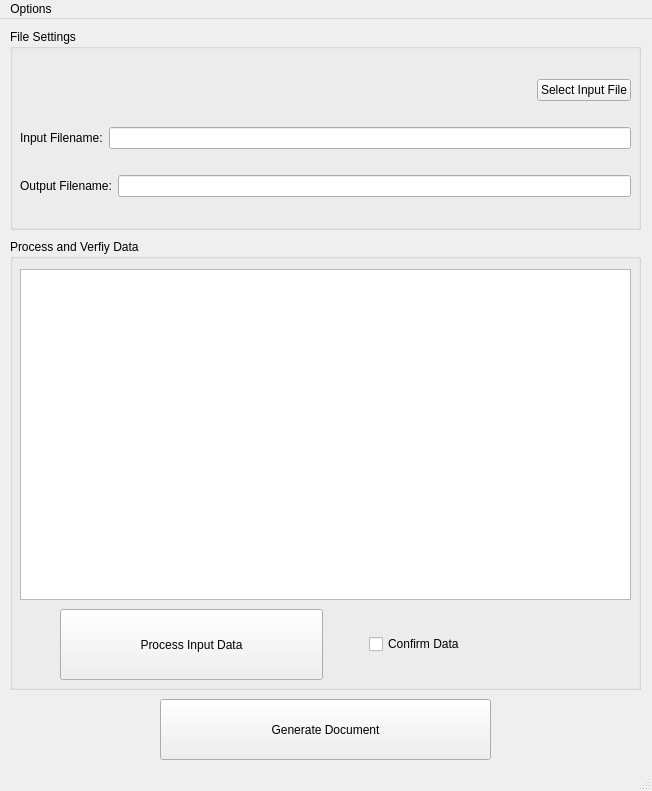
dom-gasperini/PWP-DocuGen, file MainWindow.ui: the form before one commit.
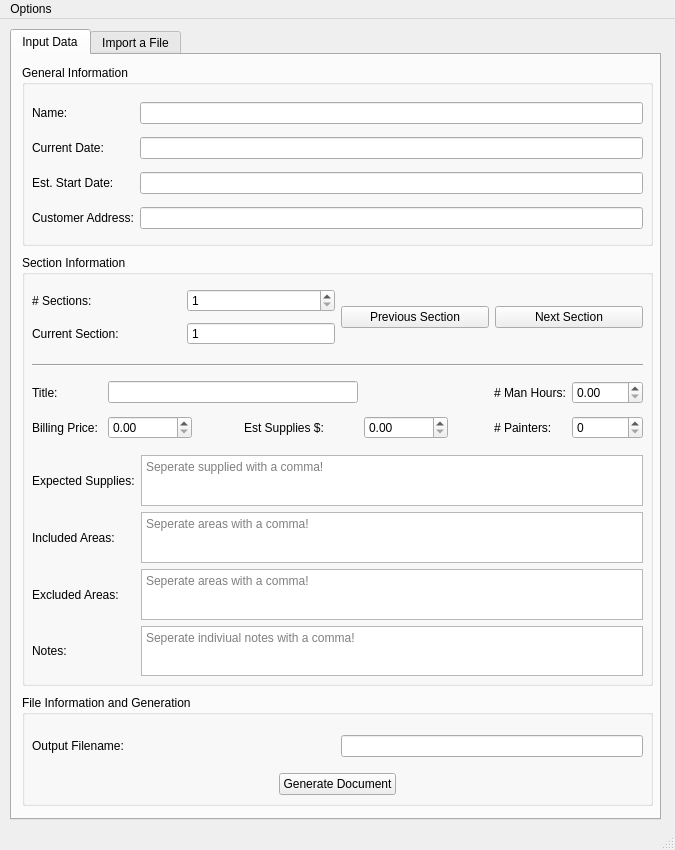
The form after the commit.

Diff of the .ui file:
```diff
--- a/MainWindow.ui
+++ b/MainWindow.ui
@@ -6,14 +6,556 @@
    <rect>
     <x>0</x>
     <y>0</y>
-    <width>652</width>
-    <height>791</height>
+    <width>675</width>
+    <height>850</height>
    </rect>
   </property>
+  <property name="minimumSize">
+   <size>
+    <width>675</width>
+    <height>850</height>
+   </size>
+  </property>
+  <property name="maximumSize">
+   <size>
+    <width>675</width>
+    <height>850</height>
+   </size>
+  </property>
   <property name="windowTitle">
    <string>MainWindow</string>
   </property>
   <widget class="QWidget" name="centralwidget">
+   <widget class="QTabWidget" name="tabWidget">
+    <property name="geometry">
+     <rect>
+      <x>10</x>
+      <y>10</y>
+      <width>651</width>
+      <height>791</height>
+     </rect>
+    </property>
+    <property name="currentIndex">
+     <number>0</number>
+    </property>
+    <widget class="QWidget" name="tab">
+     <attribute name="title">
+      <string>Input Data</string>
+     </attribute>
+     <widget class="QGroupBox" name="groupBox_3">
+      <property name="geometry">
+       <rect>
+        <x>10</x>
+        <y>10</y>
+        <width>631</width>
+        <height>181</height>
+       </rect>
+      </property>
+      <property name="title">
+       <string>General Information</string>
+      </property>
+      <widget class="QWidget" name="">
+       <property name="geometry">
+        <rect>
+         <x>10</x>
+         <y>30</y>
+         <width>611</width>
+         <height>141</height>
+        </rect>
+       </property>
+       <layout class="QGridLayout" name="gridLayout_7">
+        <item row="0" column="0">
+         <widget class="QLabel" name="nameLbl">
+          <property name="text">
+           <string>Name:</string>
+          </property>
+         </widget>
+        </item>
+        <item row="0" column="1">
+         <widget class="QLineEdit" name="nameText"/>
+        </item>
+        <item row="1" column="0">
+         <widget class="QLabel" name="currentDateLbl">
+          <property name="text">
+           <string>Current Date:</string>
+          </property>
+         </widget>
+        </item>
+        <item row="1" column="1">
+         <widget class="QLineEdit" name="currentDateText"/>
+        </item>
+        <item row="2" column="0">
+         <widget class="QLabel" name="estStartDateLbl">
+          <property name="text">
+           <string>Est. Start Date:</string>
+          </property>
+         </widget>
+        </item>
+        <item row="2" column="1">
+         <widget class="QLineEdit" name="estStartDateText"/>
+        </item>
+        <item row="3" column="0">
+         <widget class="QLabel" name="customerAddressLbl">
+          <property name="text">
+           <string>Customer Address:</string>
+          </property>
+         </widget>
+        </item>
+        <item row="3" column="1">
+         <widget class="QLineEdit" name="customerAddressText"/>
+        </item>
+       </layout>
+      </widget>
+     </widget>
+     <widget class="QGroupBox" name="groupBox_4">
+      <property name="geometry">
+       <rect>
+        <x>10</x>
+        <y>200</y>
+        <width>631</width>
+        <height>431</height>
+       </rect>
+      </property>
+      <property name="title">
+       <string>Section Information</string>
+      </property>
+      <widget class="Line" name="line">
+       <property name="geometry">
+        <rect>
+         <x>10</x>
+         <y>100</y>
+         <width>611</width>
+         <height>20</height>
+        </rect>
+       </property>
+       <property name="orientation">
+        <enum>Qt::Horizontal</enum>
+       </property>
+      </widget>
+      <widget class="QWidget" name="">
+       <property name="geometry">
+        <rect>
+         <x>10</x>
+         <y>120</y>
+         <width>611</width>
+         <height>71</height>
+        </rect>
+       </property>
+       <layout class="QGridLayout" name="gridLayout_4">
+        <item row="1" column="4">
+         <widget class="QLabel" name="estSuppliesCostLbl">
+          <property name="sizePolicy">
+           <sizepolicy hsizetype="MinimumExpanding" vsizetype="Preferred">
+            <horstretch>0</horstretch>
+            <verstretch>0</verstretch>
+           </sizepolicy>
+          </property>
+          <property name="text">
+           <string>Est Supplies $:</string>
+          </property>
+         </widget>
+        </item>
+        <item row="1" column="5">
+         <widget class="QDoubleSpinBox" name="estSuppliesCostSbx">
+          <property name="sizePolicy">
+           <sizepolicy hsizetype="MinimumExpanding" vsizetype="Fixed">
+            <horstretch>0</horstretch>
+            <verstretch>0</verstretch>
+           </sizepolicy>
+          </property>
+          <property name="maximum">
+           <double>999999.000000000000000</double>
+          </property>
+         </widget>
+        </item>
+        <item row="1" column="7">
+         <widget class="QLabel" name="numPaintersLbl">
+          <property name="sizePolicy">
+           <sizepolicy hsizetype="MinimumExpanding" vsizetype="Preferred">
+            <horstretch>0</horstretch>
+            <verstretch>0</verstretch>
+           </sizepolicy>
+          </property>
+          <property name="text">
+           <string># Painters:</string>
+          </property>
+         </widget>
+        </item>
+        <item row="1" column="1" colspan="2">
+         <widget class="QDoubleSpinBox" name="billingPriceSbx">
+          <property name="sizePolicy">
+           <sizepolicy hsizetype="MinimumExpanding" vsizetype="Fixed">
+            <horstretch>0</horstretch>
+            <verstretch>0</verstretch>
+           </sizepolicy>
+          </property>
+          <property name="maximum">
+           <double>999999.000000000000000</double>
+          </property>
+         </widget>
+        </item>
+        <item row="0" column="8">
+         <widget class="QDoubleSpinBox" name="numManHoursSbx">
+          <property name="maximum">
+           <double>9999.000000000000000</double>
+          </property>
+         </widget>
+        </item>
+        <item row="1" column="6">
+         <spacer name="horizontalSpacer_5">
+          <property name="orientation">
+           <enum>Qt::Horizontal</enum>
+          </property>
+          <property name="sizeType">
+           <enum>QSizePolicy::Minimum</enum>
+          </property>
+          <property name="sizeHint" stdset="0">
+           <size>
+            <width>40</width>
+            <height>20</height>
+           </size>
+          </property>
+         </spacer>
+        </item>
+        <item row="0" column="0">
+         <widget class="QLabel" name="titleLbl">
+          <property name="text">
+           <string>Title:</string>
+          </property>
+         </widget>
+        </item>
+        <item row="1" column="0">
+         <widget class="QLabel" name="billingPriceLbl">
+          <property name="sizePolicy">
+           <sizepolicy hsizetype="MinimumExpanding" vsizetype="Preferred">
+            <horstretch>0</horstretch>
+            <verstretch>0</verstretch>
+           </sizepolicy>
+          </property>
+          <property name="text">
+           <string>Billing Price:</string>
+          </property>
+         </widget>
+        </item>
+        <item row="0" column="7">
+         <widget class="QLabel" name="numManHoursLbl">
+          <property name="text">
+           <string># Man Hours:</string>
+          </property>
+         </widget>
+        </item>
+        <item row="1" column="8">
+         <widget class="QSpinBox" name="numPaintersSbx">
+          <property name="sizePolicy">
+           <sizepolicy hsizetype="MinimumExpanding" vsizetype="Fixed">
+            <horstretch>0</horstretch>
+            <verstretch>0</verstretch>
+           </sizepolicy>
+          </property>
+         </widget>
+        </item>
+        <item row="1" column="3">
+         <spacer name="horizontalSpacer_9">
+          <property name="orientation">
+           <enum>Qt::Horizontal</enum>
+          </property>
+          <property name="sizeType">
+           <enum>QSizePolicy::Minimum</enum>
+          </property>
+          <property name="sizeHint" stdset="0">
+           <size>
+            <width>40</width>
+            <height>20</height>
+           </size>
+          </property>
+         </spacer>
+        </item>
+        <item row="0" column="1" colspan="4">
+         <widget class="QLineEdit" name="titleText">
+          <property name="sizePolicy">
+           <sizepolicy hsizetype="Maximum" vsizetype="Fixed">
+            <horstretch>0</horstretch>
+            <verstretch>0</verstretch>
+           </sizepolicy>
+          </property>
+          <property name="minimumSize">
+           <size>
+            <width>250</width>
+            <height>0</height>
+           </size>
+          </property>
+         </widget>
+        </item>
+        <item row="0" column="5">
+         <spacer name="horizontalSpacer_10">
+          <property name="orientation">
+           <enum>Qt::Horizontal</enum>
+          </property>
+          <property name="sizeType">
+           <enum>QSizePolicy::Minimum</enum>
+          </property>
+          <property name="sizeHint" stdset="0">
+           <size>
+            <width>40</width>
+            <height>20</height>
+           </size>
+          </property>
+         </spacer>
+        </item>
+        <item row="0" column="6">
+         <spacer name="horizontalSpacer_11">
+          <property name="orientation">
+           <enum>Qt::Horizontal</enum>
+          </property>
+          <property name="sizeType">
+           <enum>QSizePolicy::Minimum</enum>
+          </property>
+          <property name="sizeHint" stdset="0">
+           <size>
+            <width>40</width>
+            <height>20</height>
+           </size>
+          </property>
+         </spacer>
+        </item>
+       </layout>
+      </widget>
+      <widget class="QWidget" name="">
+       <property name="geometry">
+        <rect>
+         <x>10</x>
+         <y>200</y>
+         <width>611</width>
+         <height>221</height>
+        </rect>
+       </property>
+       <layout class="QGridLayout" name="gridLayout_5">
+        <item row="2" column="1">
+         <widget class="QTextEdit" name="excludedAreasText">
+          <property name="placeholderText">
+           <string>Seperate areas with a comma!</string>
+          </property>
+         </widget>
+        </item>
+        <item row="1" column="1">
+         <widget class="QTextEdit" name="includedAreasText">
+          <property name="placeholderText">
+           <string>Seperate areas with a comma!</string>
+          </property>
+         </widget>
+        </item>
+        <item row="3" column="0">
+         <widget class="QLabel" name="notesLbl">
+          <property name="text">
+           <string>Notes:</string>
+          </property>
+         </widget>
+        </item>
+        <item row="1" column="0">
+         <widget class="QLabel" name="includedAreasLbl">
+          <property name="text">
+           <string>Included Areas:</string>
+          </property>
+         </widget>
+        </item>
+        <item row="3" column="1">
+         <widget class="QTextEdit" name="notesText">
+          <property name="placeholderText">
+           <string>Seperate indiviual notes with a comma!</string>
+          </property>
+         </widget>
+        </item>
+        <item row="2" column="0">
+         <widget class="QLabel" name="excludedAreasLbl">
+          <property name="text">
+           <string>Excluded Areas:</string>
+          </property>
+         </widget>
+        </item>
+        <item row="0" column="0">
+         <widget class="QLabel" name="expectedSuppliesLbl">
+          <property name="text">
+           <string>Expected Supplies:</string>
+          </property>
+         </widget>
+        </item>
+        <item row="0" column="1">
+         <widget class="QTextEdit" name="expectedSuppliesText">
+          <property name="placeholderText">
+           <string>Seperate supplied with a comma!</string>
+          </property>
+         </widget>
+        </item>
+       </layout>
+      </widget>
+      <widget class="QWidget" name="">
+       <property name="geometry">
+        <rect>
+         <x>10</x>
+         <y>30</y>
+         <width>611</width>
+         <height>64</height>
+        </rect>
+       </property>
+       <layout class="QHBoxLayout" name="horizontalLayout_2">
+        <item>
+         <layout class="QGridLayout" name="gridLayout_8">
+          <item row="0" column="0">
+           <widget class="QLabel" name="numSectionsLbl">
+            <property name="text">
+             <string># Sections:</string>
+            </property>
+           </widget>
+          </item>
+          <item row="0" column="1">
+           <widget class="QSpinBox" name="numSectionsSbx">
+            <property name="minimum">
+             <number>1</number>
+            </property>
+           </widget>
+          </item>
+          <item row="1" column="0">
+           <widget class="QLabel" name="currentSectionLbl">
+            <property name="text">
+             <string>Current Section:</string>
+            </property>
+           </widget>
+          </item>
+          <item row="1" column="1">
+           <widget class="QSpinBox" name="currentSectionSbx">
+            <property name="readOnly">
+             <bool>true</bool>
+            </property>
+            <property name="buttonSymbols">
+             <enum>QAbstractSpinBox::NoButtons</enum>
+            </property>
+            <property name="minimum">
+             <number>1</number>
+            </property>
+           </widget>
+          </item>
+         </layout>
+        </item>
+        <item>
+         <layout class="QGridLayout" name="gridLayout_9">
+          <item row="0" column="1">
+           <widget class="QPushButton" name="nextSectionBtn">
+            <property name="text">
+             <string>Next Section</string>
+            </property>
+           </widget>
+          </item>
+          <item row="0" column="0">
+           <widget class="QPushButton" name="previousSectionBtn">
+            <property name="text">
+             <string>Previous Section</string>
+            </property>
+           </widget>
+          </item>
+         </layout>
+        </item>
+       </layout>
+      </widget>
+     </widget>
+     <widget class="QGroupBox" name="groupBox_5">
+      <property name="geometry">
+       <rect>
+        <x>10</x>
+        <y>640</y>
+        <width>631</width>
+        <height>111</height>
+       </rect>
+      </property>
+      <property name="title">
+       <string>File Information and Generation</string>
+      </property>
+      <widget class="QWidget" name="">
+       <property name="geometry">
+        <rect>
+         <x>10</x>
+         <y>30</y>
+         <width>611</width>
+         <height>81</height>
+        </rect>
+       </property>
+       <layout class="QGridLayout" name="gridLayout_6">
+        <item row="0" column="0">
+         <widget class="QLabel" name="outputFileLblInput">
+          <property name="sizePolicy">
+           <sizepolicy hsizetype="Minimum" vsizetype="Preferred">
+            <horstretch>0</horstretch>
+            <verstretch>0</verstretch>
+           </sizepolicy>
+          </property>
+          <property name="text">
+           <string>Output Filename:</string>
+          </property>
+         </widget>
+        </item>
+        <item row="0" column="1">
+         <spacer name="horizontalSpacer_6">
+          <property name="orientation">
+           <enum>Qt::Horizontal</enum>
+          </property>
+          <property name="sizeType">
+           <enum>QSizePolicy::Minimum</enum>
+          </property>
+          <property name="sizeHint" stdset="0">
+           <size>
+            <width>40</width>
+            <height>20</height>
+           </size>
+          </property>
+         </spacer>
+        </item>
+        <item row="0" column="2" colspan="2">
+         <widget class="QLineEdit" name="outputFileTextInput">
+          <property name="readOnly">
+           <bool>false</bool>
+          </property>
+         </widget>
+        </item>
+        <item row="1" column="0">
+         <spacer name="horizontalSpacer_7">
+          <property name="orientation">
+           <enum>Qt::Horizontal</enum>
+          </property>
+          <property name="sizeHint" stdset="0">
+           <size>
+            <width>40</width>
+            <height>20</height>
+           </size>
+          </property>
+         </spacer>
+        </item>
+        <item row="1" column="1" colspan="2">
+         <widget class="QPushButton" name="generateDocumentBtnInput">
+          <property name="text">
+           <string>Generate Document</string>
+          </property>
+         </widget>
+        </item>
+        <item row="1" column="3">
+         <spacer name="horizontalSpacer_8">
+          <property name="orientation">
+           <enum>Qt::Horizontal</enum>
+          </property>
+          <property name="sizeHint" stdset="0">
+           <size>
+            <width>40</width>
+            <height>20</height>
+           </size>
+          </property>
+         </spacer>
+        </item>
+       </layout>
+      </widget>
+     </widget>
+    </widget>
+    <widget class="QWidget" name="tab_2">
+     <attribute name="title">
+      <string>Import a File</string>
+     </attribute>
    <widget class="QGroupBox" name="groupBox">
     <property name="geometry">
      <rect>
@@ -26,7 +568,7 @@
     <property name="title">
      <string>File Settings</string>
     </property>
-    <widget class="QWidget" name="">
+      <widget class="QWidget" name="layoutWidget">
      <property name="geometry">
       <rect>
        <x>10</x>
@@ -105,7 +647,7 @@
     <property name="geometry">
      <rect>
       <x>10</x>
-      <y>220</y>
+        <y>230</y>
       <width>631</width>
       <height>451</height>
      </rect>
@@ -123,7 +665,7 @@
       </rect>
      </property>
     </widget>
-    <widget class="QWidget" name="">
+      <widget class="QWidget" name="layoutWidget">
      <property name="geometry">
       <rect>
        <x>10</x>
@@ -188,11 +730,11 @@
      </layout>
     </widget>
    </widget>
-   <widget class="QPushButton" name="generateDocumentBtn">
+     <widget class="QPushButton" name="generateDocumentBtnImport">
     <property name="geometry">
      <rect>
-      <x>160</x>
-      <y>680</y>
+        <x>150</x>
+        <y>690</y>
       <width>331</width>
       <height>61</height>
      </rect>
@@ -202,12 +744,14 @@
     </property>
    </widget>
   </widget>
+   </widget>
+  </widget>
   <widget class="QMenuBar" name="menubar">
    <property name="geometry">
     <rect>
      <x>0</x>
      <y>0</y>
-     <width>652</width>
+     <width>675</width>
      <height>23</height>
     </rect>
    </property>
```
Left out of the diff: 2 changed lines with no effect on the pictures. Lines whose indentation alone changed are shown as unchanged.
